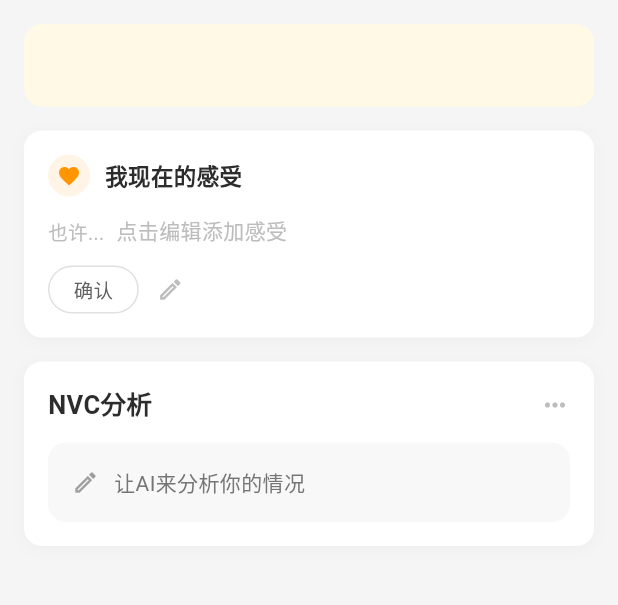
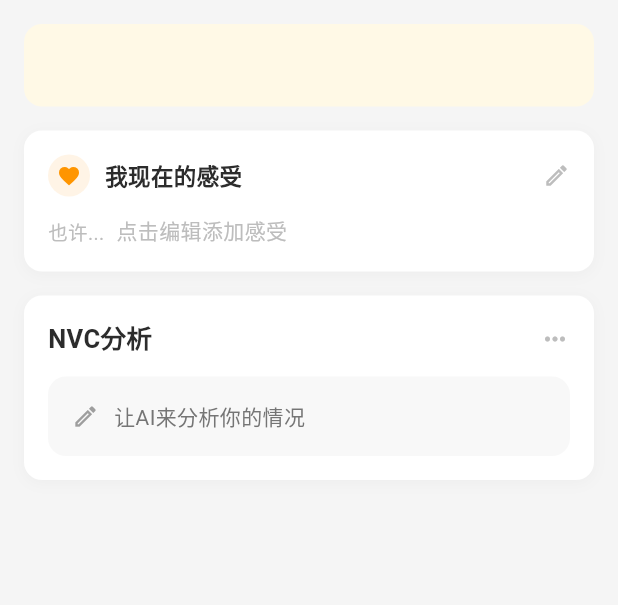
Before and after one commit to BinGess/Ocean, a Flutter app: the RecordDetailScreen screen opened directly with empty values, on a phone screen of 412 x 824 dp, the part 84-689 px from its top. Run offline on Flutter 3.47's test engine with Material 3 defaults, Android fonts, the phone set to English and light mode, and no system bars; our stand-ins replace bloc_concurrency, dio, equatable, flutter_bloc, flutter_dotenv, freezed_annotation and 3 more; missing offline and left inert: record; accounts and stored records are empty; generated files the repository leaves out were written again.

Commit message:
refactor: improve needs editing and custom tag input UI
- Remove confirm button from all NVC cards
- Move edit button to title row (aligned with card title)
- Edit icon now positioned at right side of title row
- Apply same layout to RecordDetailScreen feeling card
- Cleaner card design with less clutter

```diff
--- a/lib/presentation/screens/record_detail/record_detail_screen.dart
+++ b/lib/presentation/screens/record_detail/record_detail_screen.dart
@@ -207,7 +207,7 @@ class _RecordDetailScreenState extends State<RecordDetailScreen> {
                 child: Column(
                   crossAxisAlignment: CrossAxisAlignment.start,
                   children: [
-                    // 标题行
+                    // 标题行（标题+编辑按钮）
                     Row(
                       children: [
                         Container(
@@ -224,12 +224,23 @@ class _RecordDetailScreenState extends State<RecordDetailScreen> {
                           ),
                         ),
                         const SizedBox(width: 10),
-                        const Text(
-                          '我现在的感受',
-                          style: TextStyle(
-                            fontSize: 15,
-                            fontWeight: FontWeight.w600,
-                            color: Color(0xFF2C2C2C),
+                        const Expanded(
+                          child: Text(
+                            '我现在的感受',
+                            style: TextStyle(
+                              fontSize: 15,
+                              fontWeight: FontWeight.w600,
+                              color: Color(0xFF2C2C2C),
+                            ),
+                          ),
+                        ),
+                        // 编辑按钮放在标题右侧
+                        GestureDetector(
+                          onTap: _editMoodTags,
+                          child: Icon(
+                            Icons.edit_outlined,
+                            size: 18,
+                            color: Colors.grey[400],
                           ),
                         ),
                       ],
@@ -282,42 +293,6 @@ class _RecordDetailScreenState extends State<RecordDetailScreen> {
                                     );
                                   }).toList(),
                                 ),
-                        ),
-                      ],
-                    ),
-
-                    const SizedBox(height: 12),
-
-                    // 确认按钮和编辑图标
-                    Row(
-                      children: [
-                        Container(
-                          height: 32,
-                          padding: const EdgeInsets.symmetric(horizontal: 16),
-                          decoration: BoxDecoration(
-                            color: Colors.white,
-                            borderRadius: BorderRadius.circular(16),
-                            border: Border.all(color: const Color(0xFFE0E0E0), width: 1),
-                          ),
-                          child: Center(
-                            child: Text(
-                              '确认',
-                              style: TextStyle(
-                                fontSize: 13,
-                                color: Colors.grey[700],
-                                fontWeight: FontWeight.w500,
-                              ),
-                            ),
-                          ),
-                        ),
-                        const SizedBox(width: 12),
-                        GestureDetector(
-                          onTap: _editMoodTags,
-                          child: Icon(
-                            Icons.edit_outlined,
-                            size: 18,
-                            color: Colors.grey[400],
-                          ),
                         ),
                       ],
                     ),
```
Also changed, not shown: lib/presentation/widgets/nvc_confirmation_modal.dart (+18 -43 lines).
